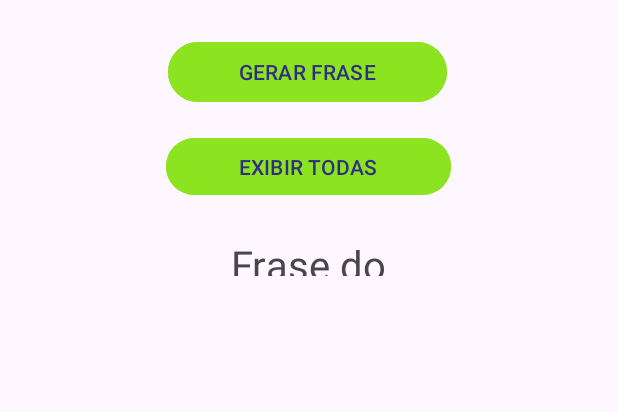
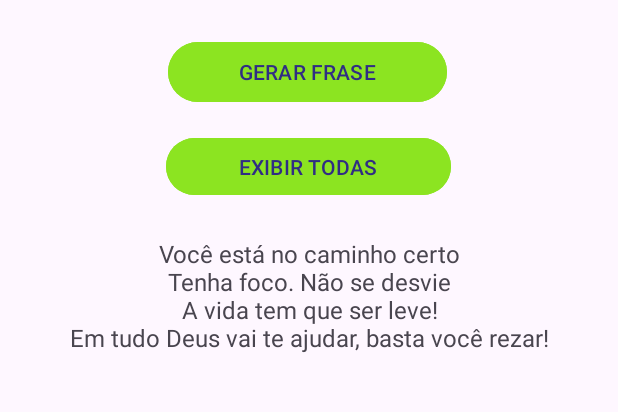
Before and after one commit to monikeag/ProjetoAppFrases, an Android app: the screen it shows after launch (MainActivity), after a tap on "EXIBIR TODAS", on a phone screen of 412 x 824 dp, the part 320-732 px from its top. Run offline under Robolectric (Android 15) with nearby library versions, the phone set to English and light mode, and no system bars.

Commit message:
Exibir frases
Atualização

```diff
--- a/app/src/main/java/com/example/appfrasesdodia/MainActivity.java
+++ b/app/src/main/java/com/example/appfrasesdodia/MainActivity.java
@@ -2,6 +2,7 @@ package com.example.appfrasesdodia;
 
 import android.os.Bundle;
 import android.view.View;
+import android.widget.TextView;
 
 import androidx.activity.EdgeToEdge;
 import androidx.appcompat.app.AppCompatActivity;
@@ -39,16 +40,19 @@ public class MainActivity extends AppCompatActivity {
     }
 
     public void exibirTodas(View view) {
+
+        TextView texto = findViewById(R.id.textResultado);
+
+        String textoResultado = "";
         for (String frase : frases) {
-            System.out.println(frase);
+            textoResultado = textoResultado + frase + "\n";
+
 
         }
+        texto.setText(textoResultado);
 
 
     }
 
 
-
-
-
 }
--- a/app/src/main/res/layout/activity_main.xml
+++ b/app/src/main/res/layout/activity_main.xml
@@ -37,15 +37,14 @@
         app:layout_constraintTop_toBottomOf="@+id/button" />
 
     <TextView
-        android:id="@+id/textView"
-        android:layout_width="114dp"
-        android:layout_height="26dp"
+        android:id="@+id/textResultado"
+        android:layout_width="0dp"
+        android:layout_height="85dp"
         android:layout_marginTop="24dp"
         android:text="Frase do dia:"
         android:textAlignment="center"
-        android:textSize="40px"
+        android:textSize="16sp"
         app:layout_constraintEnd_toEndOf="parent"
-        app:layout_constraintHorizontal_bias="0.498"
         app:layout_constraintStart_toStartOf="parent"
         app:layout_constraintTop_toBottomOf="@+id/button2" />
 
```
